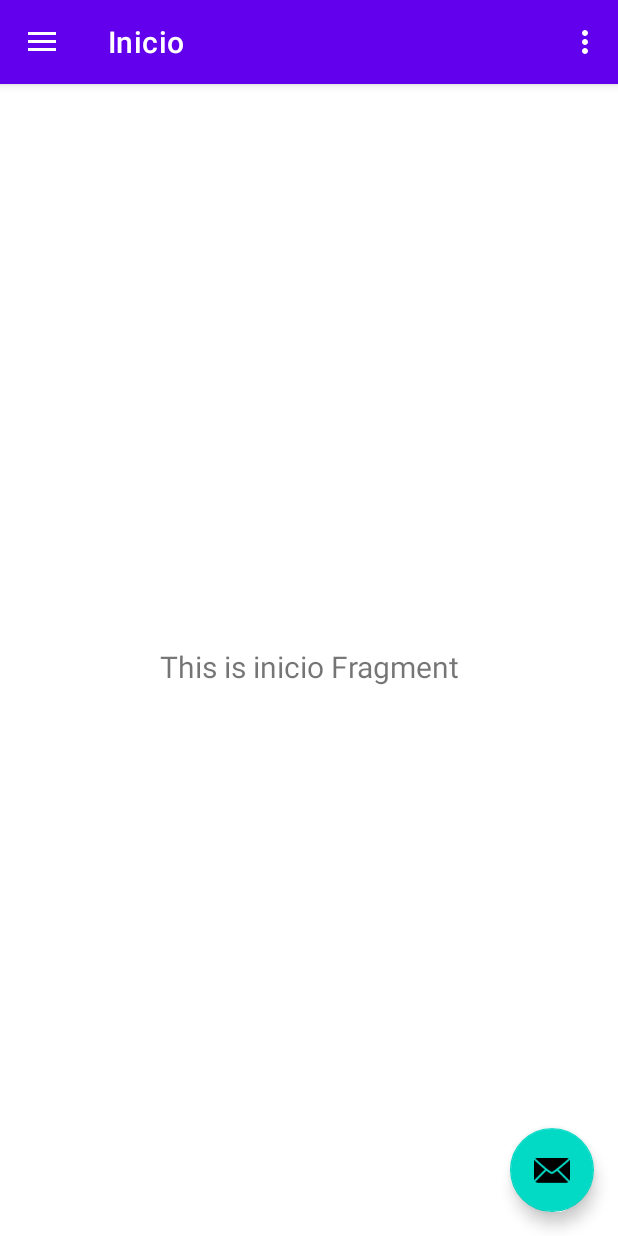
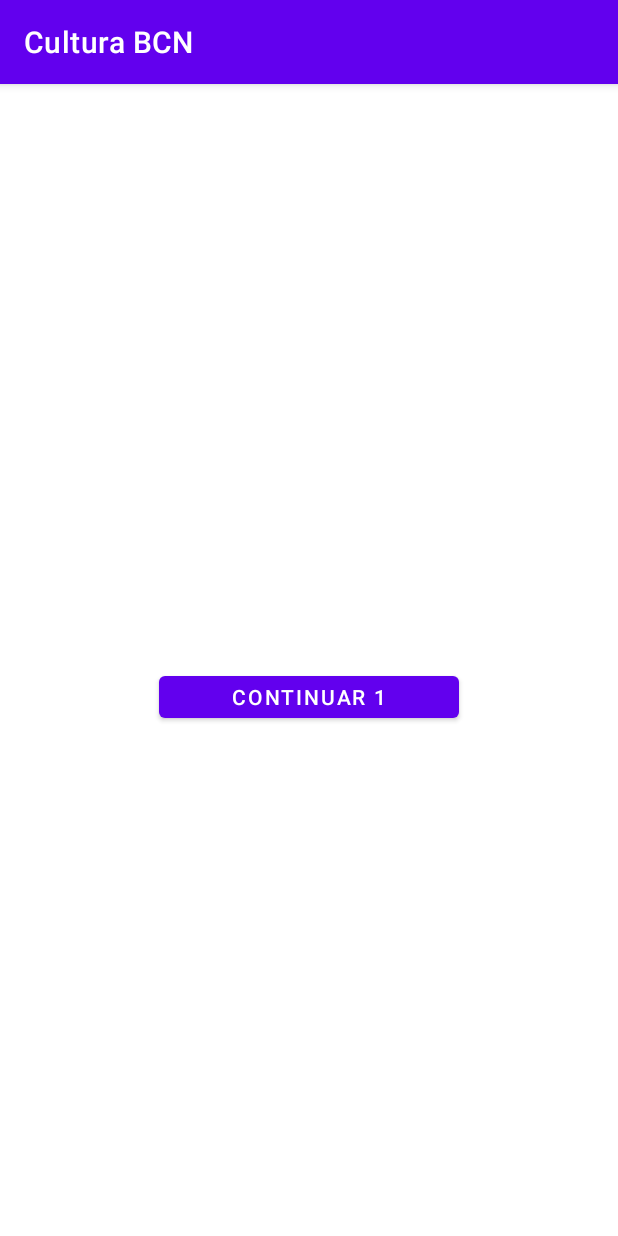
Before and after one commit to DevRoger/Cultura_BCN, an Android app: the screen it shows after launch (MainActivity before the commit, OnboardingActivity after it), on a phone screen of 412 x 824 dp. Run offline under Robolectric (Android 15) with nearby library versions, the phone set to English and light mode, and no system bars.

Commit message:
OnBoarding funciona correctamente. Salta a Home Usuario por ahora. No guarda las preferencias del OnBoarding.

```diff
--- /dev/null
+++ b/app/src/main/java/com/example/culturabcn/onboarding/OnboardingActivity.kt
@@ -0,0 +1,22 @@
+package com.example.culturabcn.onboarding
+
+import android.os.Bundle
+import androidx.appcompat.app.AppCompatActivity
+import androidx.viewpager2.widget.ViewPager2
+import com.example.culturabcn.R
+import com.google.android.material.tabs.TabLayout
+import com.google.android.material.tabs.TabLayoutMediator
+
+class OnboardingActivity : AppCompatActivity() {
+
+    override fun onCreate(savedInstanceState: Bundle?) {
+        super.onCreate(savedInstanceState)
+        setContentView(R.layout.activity_onboarding)
+
+        val viewPager2: ViewPager2 = findViewById(R.id.viewPager)  // El ID de tu ViewPager2
+
+        // Establece el adaptador para ViewPager2
+        val onboardingAdapter = OnboardingAdapter(this)
+        viewPager2.adapter = onboardingAdapter
+    }
+}
--- /dev/null
+++ b/app/src/main/java/com/example/culturabcn/onboarding/OnboardingAdapter.kt
@@ -0,0 +1,21 @@
+package com.example.culturabcn.onboarding
+
+import android.os.Bundle
+import androidx.fragment.app.Fragment
+import androidx.viewpager2.adapter.FragmentStateAdapter
+import OnboardingFragment1
+import OnboardingFragment2
+import OnboardingFragment3
+
+class OnboardingAdapter(activity: OnboardingActivity) : FragmentStateAdapter(activity) {
+    override fun getItemCount(): Int = 3  // Número de fragmentos en el onboarding
+
+    override fun createFragment(position: Int): Fragment {
+        return when (position) {
+            0 -> OnboardingFragment1()
+            1 -> OnboardingFragment2()
+            2 -> OnboardingFragment3()
+            else -> throw IllegalStateException("Invalid position")
+        }
+    }
+}
--- /dev/null
+++ b/app/src/main/java/com/example/culturabcn/onboarding/OnboardingFragment1.kt
@@ -0,0 +1,20 @@
+import android.os.Bundle
+import android.view.View
+import android.widget.Button
+import androidx.fragment.app.Fragment
+import androidx.viewpager2.widget.ViewPager2
+import com.example.culturabcn.R
+
+class OnboardingFragment1 : Fragment(R.layout.fragment_onboarding_1) {
+    // Aquí puedes agregar la lógica específica para esta pantalla de onboarding
+    override fun onViewCreated(view: View, savedInstanceState: Bundle?) {
+        super.onViewCreated(view, savedInstanceState)
+
+        val btnContinuarF1 = view.findViewById<Button>(R.id.btnContinuarF1)
+
+        btnContinuarF1.setOnClickListener {
+            val viewPager2 = requireActivity().findViewById<ViewPager2>(R.id.viewPager)  // Obtener el ViewPager2 de la actividad
+            viewPager2.currentItem = 1
+        }
+    }
+}
--- /dev/null
+++ b/app/src/main/res/layout/activity_onboarding.xml
@@ -0,0 +1,30 @@
+<?xml version="1.0" encoding="utf-8"?>
+<androidx.constraintlayout.widget.ConstraintLayout xmlns:android="http://schemas.android.com/apk/res/android"
+    xmlns:app="http://schemas.android.com/apk/res-auto"
+    xmlns:tools="http://schemas.android.com/tools"
+    android:layout_width="match_parent"
+    android:layout_height="match_parent"
+    tools:context=".onboarding.OnboardingActivity">
+
+    <androidx.viewpager2.widget.ViewPager2
+        android:id="@+id/viewPager"
+        android:layout_width="match_parent"
+        android:layout_height="0dp"
+        android:layout_marginTop="50dp"
+        app:layout_constraintBottom_toBottomOf="parent"
+        app:layout_constraintTop_toTopOf="parent" />
+
+    <com.google.android.material.tabs.TabLayout
+        android:id="@+id/tabDots"
+        android:layout_width="wrap_content"
+        android:layout_height="wrap_content"
+        app:tabIndicatorHeight="0dp"
+        app:tabMode="fixed"
+        app:tabGravity="center"
+        app:tabSelectedTextColor="@android:color/white"
+        app:tabTextColor="@android:color/darker_gray"
+        app:layout_constraintBottom_toBottomOf="parent"
+        app:layout_constraintEnd_toEndOf="parent"
+        app:layout_constraintStart_toStartOf="parent"
+        app:layout_constraintTop_toBottomOf="@id/viewPager" />
+</androidx.constraintlayout.widget.ConstraintLayout>
--- a/app/src/main/res/layout/app_bar_main.xml
+++ b/app/src/main/res/layout/app_bar_main.xml
@@ -22,6 +22,7 @@
 
     <include layout="@layout/content_main" />
 
+    <!-- ESTO ES UN FAB, SE UITLIZARÁ EN EL INICIO DEL EVENTMANAGER
     <com.google.android.material.floatingactionbutton.FloatingActionButton
         android:id="@+id/fab"
         android:layout_width="wrap_content"
@@ -30,5 +31,6 @@
         android:layout_marginEnd="@dimen/fab_margin"
         android:layout_marginBottom="16dp"
         app:srcCompat="@android:drawable/ic_dialog_email" />
+    -->
 
 </androidx.coordinatorlayout.widget.CoordinatorLayout>
--- /dev/null
+++ b/app/src/main/res/layout/fragment_onboarding_1.xml
@@ -0,0 +1,15 @@
+<?xml version="1.0" encoding="utf-8"?>
+<FrameLayout
+    xmlns:android="http://schemas.android.com/apk/res/android"
+    android:layout_width="match_parent"
+    android:layout_height="match_parent" >
+
+    <Button
+        android:id="@+id/btnContinuarF1"
+        android:text="Continuar 1"
+        android:layout_width="200dp"
+        android:layout_height="40dp"
+        android:layout_gravity="center"/>
+
+
+</FrameLayout>
```
Also changed, not shown: app/src/main/AndroidManifest.xml (+8 -1 lines), app/src/main/java/com/example/culturabcn/MainActivity.kt (+29 -6 lines), app/src/main/java/com/example/culturabcn/onboarding/OnboardingFragment2.kt (added, +19 -0 lines), app/src/main/java/com/example/culturabcn/onboarding/OnboardingFragment3.kt (added, +32 -0 lines), app/src/main/res/layout/fragment_onboarding_2.xml (added, +14 -0 lines), app/src/main/res/layout/fragment_onboarding_3.xml (added, +14 -0 lines).
